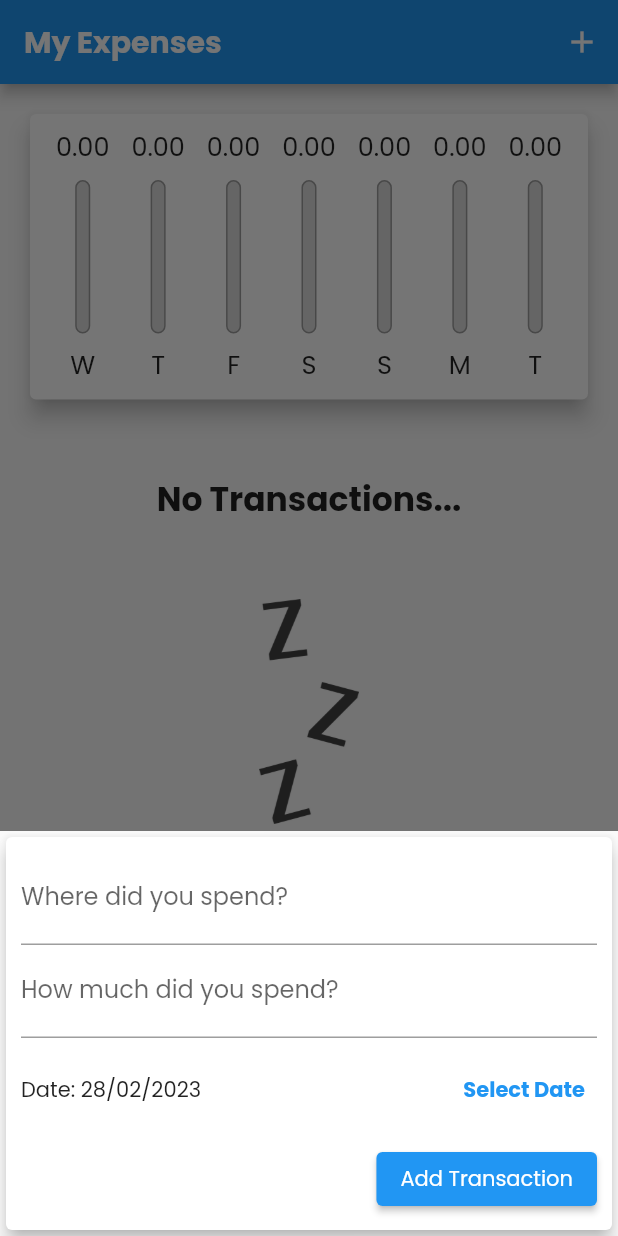
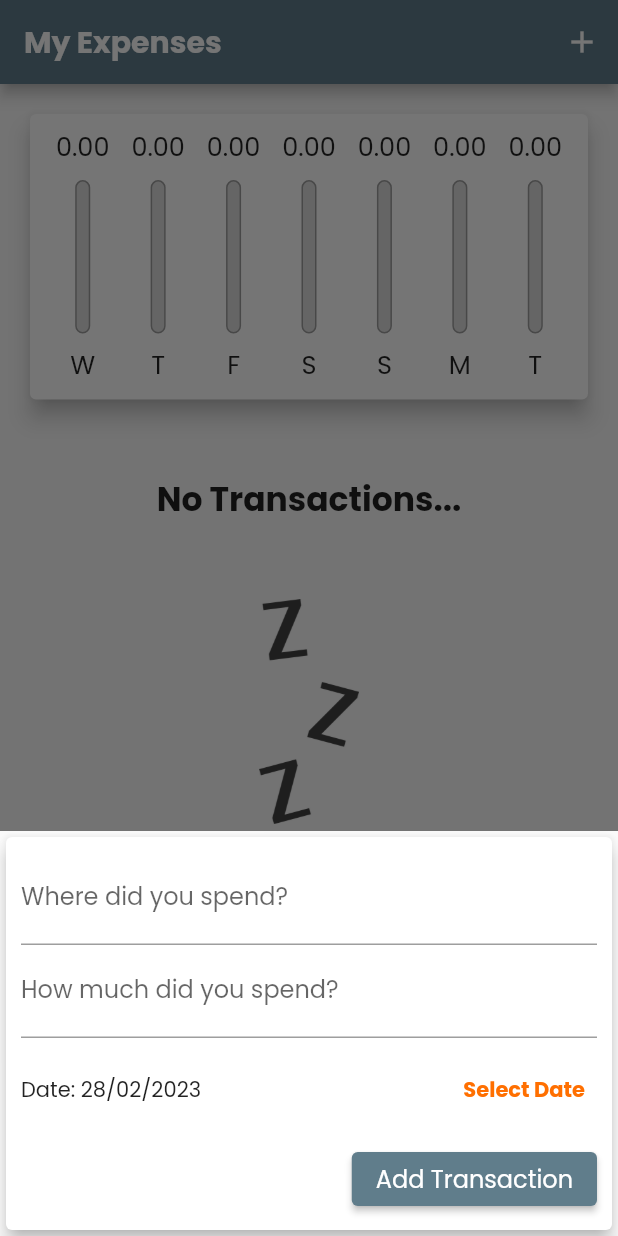
Before and after one commit to cauecbb/App-Despesas-Pessoais, a Flutter app: the screen it shows after launch, after a tap on the "add" icon, on a phone screen of 412 x 824 dp. Run offline on Flutter 3.47's test engine with Material 2 defaults, Android fonts, the phone set to English and light mode, and no system bars.

Commit message:
Altera Desing de Cores

```diff
--- a/lib/components/transaction_form.dart
+++ b/lib/components/transaction_form.dart
@@ -34,11 +34,17 @@ class _TransactionFormState extends State<TransactionForm> {
 
   _showDatePicker() {
     showDatePicker(
-      context: context,
-      initialDate: DateTime.now(),
-      firstDate: DateTime(2020),
-      lastDate: DateTime.now(),
-    ).then((pickedDate) {
+        context: context,
+        initialDate: DateTime.now(),
+        firstDate: DateTime(2020),
+        lastDate: DateTime.now(),
+        builder: (context, child) {
+          return Theme(
+              data: Theme.of(context).copyWith(
+                  colorScheme:
+                      const ColorScheme.light(primary: Colors.blueGrey)),
+              child: child!);
+        }).then((pickedDate) {
       if (pickedDate == null) {
         return;
       }
@@ -94,7 +100,7 @@ class _TransactionFormState extends State<TransactionForm> {
                       child: Text(
                         "Select Date",
                         style: TextStyle(
-                          color: Theme.of(context).primaryColor,
+                          color: Colors.amber[900],
                           fontWeight: FontWeight.bold,
                         ),
                       ),
@@ -107,9 +113,15 @@ class _TransactionFormState extends State<TransactionForm> {
                 children: <Widget>[
                   ElevatedButton(
                     onPressed: _submitform,
+                    style: ElevatedButton.styleFrom(
+                        backgroundColor: Colors.blueGrey),
                     child: const Text(
                       "Add Transaction",
-                      style: TextStyle(color: Colors.white),
+                      style: TextStyle(
+                        color: Colors.white,
+                        fontWeight: FontWeight.w500,
+                        fontSize: 16,
+                      ),
                     ),
                   ),
                 ],
--- a/lib/main.dart
+++ b/lib/main.dart
@@ -18,7 +18,7 @@ class ExpensesApp extends StatelessWidget {
       debugShowCheckedModeBanner: false,
       home: const MyHomePage(),
       theme: ThemeData(
-        primarySwatch: Colors.blue,
+        primarySwatch: Colors.amber,
         colorScheme: Theme.of(context).colorScheme,
         fontFamily: 'Poppins',
       ),
@@ -84,6 +84,7 @@ class _MyHomePageState extends State<MyHomePage> {
           fontWeight: FontWeight.bold,
         ),
       ),
+      backgroundColor: Colors.blueGrey,
       actions: <Widget>[
         IconButton(
           onPressed: () => _openTransactionFormModal(context),
@@ -113,9 +114,17 @@ class _MyHomePageState extends State<MyHomePage> {
           ],
         ),
       ),
-      floatingActionButton: FloatingActionButton(
+      floatingActionButton: FloatingActionButton.extended(
         onPressed: () => _openTransactionFormModal(context),
-        child: const Icon(Icons.add),
+        backgroundColor: Colors.amber[700],
+        icon: const Icon(Icons.add),
+        label: const Text(
+          "New Transaction",
+          style: TextStyle(
+            fontWeight: FontWeight.bold,
+            fontSize: 16,
+          ),
+        ),
       ),
       floatingActionButtonLocation: FloatingActionButtonLocation.centerFloat,
     );
```
Also changed, not shown: lib/components/transaction_list.dart (+7 -1 lines).
